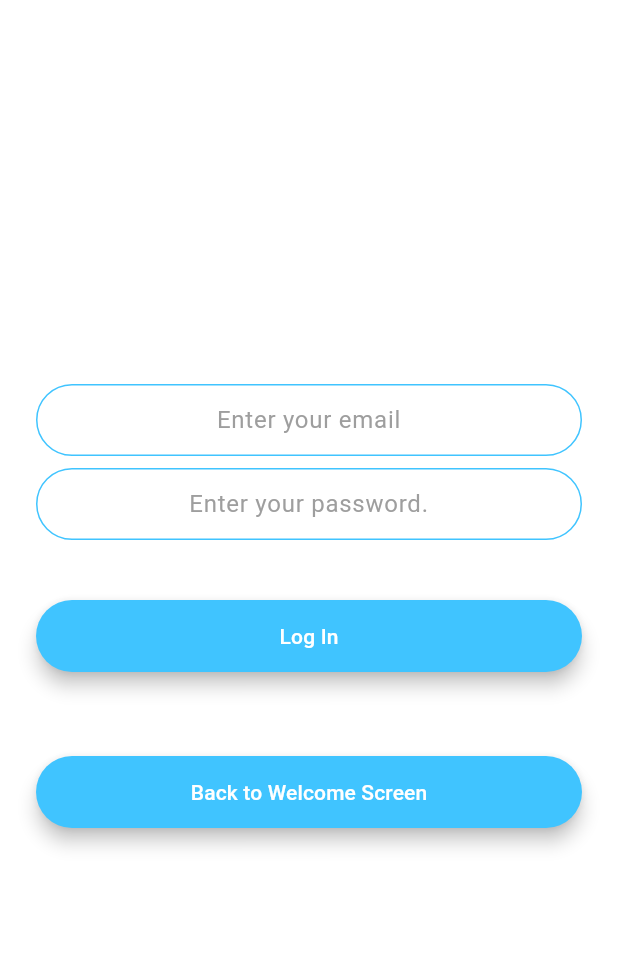
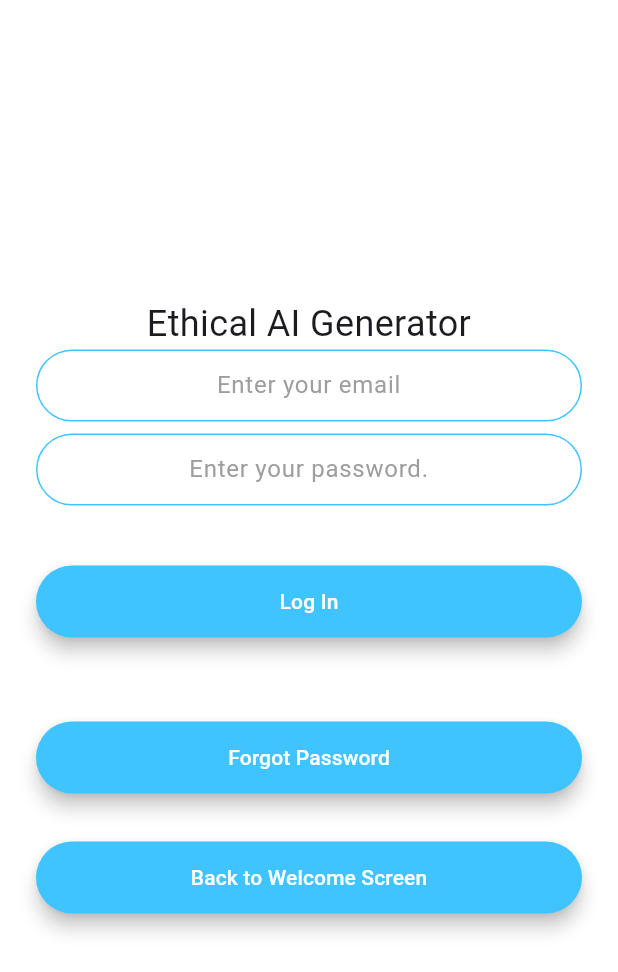
Before and after one commit to francescalamarca/ai_app_ethics, a Flutter app: the screen it shows after launch, after a tap on "Log In", on a phone screen of 412 x 824 dp. Shown: the top 972 px of the screen. Run offline on Flutter 3.47's test engine with Material 3 defaults, Android fonts, the phone set to English and light mode, and no system bars; drawn by our look-alikes of modal_progress_hud_nsn; our stand-ins replace device_preview, firebase_auth, firebase_core, flutter_dotenv; accounts and stored records are empty; network calls fail; statements that could not run were skipped.

Commit message:
added backgound, working on flow

```diff
--- /dev/null
+++ b/lib/forgot_password.dart
@@ -0,0 +1,96 @@
+import 'package:flutter/material.dart';
+import 'package:firebase_auth/firebase_auth.dart';
+import 'package:modal_progress_hud_nsn/modal_progress_hud_nsn.dart';
+import 'rounded_button.dart';
+
+const kTextFieldDecoration = InputDecoration(
+    hintText: 'Enter a value',
+    hintStyle: TextStyle(color: Colors.grey),
+    contentPadding: EdgeInsets.symmetric(vertical: 10.0, horizontal: 20.0),
+    border: OutlineInputBorder(
+      borderRadius: BorderRadius.all(Radius.circular(32.0)),
+    ),
+    enabledBorder: OutlineInputBorder(
+      borderSide: BorderSide(color: Colors.lightBlueAccent, width: 1.0),
+      borderRadius: BorderRadius.all(Radius.circular(32.0)),
+    ),
+    focusedBorder: OutlineInputBorder(
+      borderSide: BorderSide(color: Colors.lightBlueAccent, width: 2.0),
+      borderRadius: BorderRadius.all(Radius.circular(32.0)),
+    )
+  );
+
+class ForgotPassword extends StatefulWidget {
+  @override
+  _ForgotPasswordState createState() => _ForgotPasswordState();
+}
+
+class _ForgotPasswordState extends State<ForgotPassword> {
+  final _auth = FirebaseAuth.instance;
+  String email = '';
+  String password = '';
+  bool showSpinner = false;
+
+  @override
+  Widget build(BuildContext context) {
+    return Scaffold(
+      backgroundColor: Colors.white,
+      body: ModalProgressHUD(
+        inAsyncCall: showSpinner,
+        child: Padding(
+          padding: EdgeInsets.symmetric(horizontal: 24.0),
+          child: Column(
+            mainAxisAlignment: MainAxisAlignment.center,
+            crossAxisAlignment: CrossAxisAlignment.stretch,
+            children: <Widget>[
+              const Text(
+                'Ethical AI Generator',
+                textAlign: TextAlign.center,
+                style: TextStyle(fontSize: 24),
+                ),
+              TextField(
+                  keyboardType: TextInputType.emailAddress,
+                  textAlign: TextAlign.center,
+                  onChanged: (value) {
+                    email = value;
+                    //Do something with the user input.
+                  },
+                  decoration: kTextFieldDecoration.copyWith(
+                    hintText: 'Enter your email',
+                  )),
+              SizedBox(
+                height: 8.0,
+              ),
+              TextField(
+                // keyboardType: TextInputType.password,
+                textAlign: TextAlign.center,
+                onChanged: (value) {
+                    password = value;
+                    //Do something with the user input.
+                },
+                decoration: kTextFieldDecoration.copyWith(
+                    hintText: 'Enter NEW password',
+                )),
+                SizedBox(
+                  height: 24.0,
+                ),
+                RoundedButton(
+                    colour: Colors.lightBlueAccent,
+                    title: 'S',
+                    onPressed: () async {
+                      Navigator.pushReplacementNamed( //this will take the back button option away back at the home page
+                        context,
+                        'Submit',
+                        arguments: {
+                            //none  to pass
+                        },
+                      );
+                    },
+                ),
+            ],
+          ),
+        ),
+      ),
+    );
+  }
+}
--- a/lib/login_screen.dart
+++ b/lib/login_screen.dart
@@ -45,6 +45,11 @@ class _LoginScreenState extends State<LoginScreen> {
             mainAxisAlignment: MainAxisAlignment.center,
             crossAxisAlignment: CrossAxisAlignment.stretch,
             children: <Widget>[
+              const Text(
+                'Ethical AI Generator',
+                textAlign: TextAlign.center,
+                style: TextStyle(fontSize: 24),
+                ),
               TextField(
                   keyboardType: TextInputType.emailAddress,
                   textAlign: TextAlign.center,
@@ -90,9 +95,21 @@ class _LoginScreenState extends State<LoginScreen> {
                       showSpinner = false;
                     });
                   }),
-                SizedBox(
-                height: 24.0,
+                SizedBox(height: 24.0,),
+              RoundedButton(
+                  colour: Colors.lightBlueAccent,
+                  title: 'Forgot Password',
+                  onPressed: () async {
+                    Navigator.pushReplacementNamed( //this will take the back button option away back at the home page
+                      context,
+                      'Forgot Password',
+                      arguments: {
+                          //none  to pass
+                      },
+                    );
+                  },
               ),
+
               RoundedButton(
                   colour: Colors.lightBlueAccent,
                   title: 'Back to Welcome Screen',
--- a/lib/main.dart
+++ b/lib/main.dart
@@ -8,6 +8,7 @@ import 'login_screen.dart';
 import 'question_generator.dart';
 import 'results_screen.dart';
 import 'about_us_page.dart';
+import 'forgot_password.dart';
 import 'package:device_preview/device_preview.dart';
 import "package:http/http.dart" as http;
 import "dart:convert";
@@ -47,6 +48,7 @@ class MyApp extends StatelessWidget {
         'question_generator': (context) => QuestionGenerator(),
         'results_screen.dart': (context) => ResultsPage(),
         'about_us_page': (context) => AboutUsPage(title: "About Us"),
+        'forgot_password': (context) => ForgotPassword(),
       },
     );
   }
--- a/lib/question_generator.dart
+++ b/lib/question_generator.dart
@@ -51,7 +51,7 @@ class _QuestionGeneratorState extends State<QuestionGenerator> {
   Widget build(BuildContext context) {
     return Scaffold(
       appBar: AppBar(
-        title: const Text('Question Generator'),
+        title: const Text('Ethical AI Question Generator'),
         backgroundColor: const Color.fromARGB(255, 84, 156, 215),
       ),
       backgroundColor: Colors.white,
--- a/lib/registration_screen.dart
+++ b/lib/registration_screen.dart
@@ -44,6 +44,11 @@ class _RegistrationScreenState extends State<RegistrationScreen> {
             mainAxisAlignment: MainAxisAlignment.center,
             crossAxisAlignment: CrossAxisAlignment.stretch,
             children: <Widget>[
+              const Text(
+                'Ethical AI Generator',
+                textAlign: TextAlign.center,
+                style: TextStyle(fontSize: 30),
+                ),
               TextField(
                   keyboardType: TextInputType.emailAddress,
                   textAlign: TextAlign.center,
@@ -65,6 +70,11 @@ class _RegistrationScreenState extends State<RegistrationScreen> {
                   },
                   decoration: kTextFieldDecoration.copyWith(
                       hintText: 'Enter your Password')),
+              const Text(
+                'Password must be at least 6 characters.',
+                textAlign: TextAlign.center,
+                style: TextStyle(fontSize: 14),
+              ),
               SizedBox(
                 height: 24.0,
               ),
@@ -76,6 +86,10 @@ class _RegistrationScreenState extends State<RegistrationScreen> {
                     showSpinner = true;
                   });
                   try {
+                    if (email.isEmpty || password.isEmpty) {
+                      print('Email and password cannot be empty');
+                      return;
+                    }
                     final newUser = await _auth.createUserWithEmailAndPassword(
                         email: email, password: password);
                     if (newUser != null) {
--- a/lib/welcome_screen.dart
+++ b/lib/welcome_screen.dart
@@ -10,13 +10,27 @@ class _WelcomeScreenState extends State<WelcomeScreen> {
   @override
   Widget build(BuildContext context) {
     return Scaffold(
+
         backgroundColor: Colors.white,
-        body: Padding(
+        body: Container(
+          decoration: BoxDecoration(
+          image: DecorationImage(
+            image: AssetImage('assets/appBackground.jpeg'), // Your background image
+            fit: BoxFit.cover, // Make the background image cover the entire screen
+            ),
+          ),
           padding: EdgeInsets.symmetric(horizontal: 24.0),
           child: Column(
               mainAxisAlignment: MainAxisAlignment.center,
               crossAxisAlignment: CrossAxisAlignment.stretch,
               children: <Widget>[
+                const Text(
+                'Ethical AI Generator',
+                textAlign: TextAlign.center,
+                style: TextStyle(fontSize: 40, color: Colors.blueAccent),
+
+                ),
+                const SizedBox(height: 20),
                 RoundedButton(
                   colour: Colors.lightBlueAccent,
                   title: 'Log In',
@@ -25,11 +39,17 @@ class _WelcomeScreenState extends State<WelcomeScreen> {
                   },
                 ),
                 RoundedButton(
-                    colour: Colors.blueAccent,
+                    colour: Colors.lightBlueAccent,
                     title: 'Register',
                     onPressed: () {
                       Navigator.pushNamed(context, 'registration_screen');
                     }),
+                  RoundedButton(
+                    colour: Colors.blueAccent,
+                    title: 'Log In As Guest',
+                    onPressed: () {
+                      Navigator.pushReplacementNamed(context, 'home_screen');
+                  }),
               ]),
         ));
   }
```
Also changed, not shown: lib/home_screen.dart (+8 -4 lines), pubspec.yaml (+6 -5 lines), assets/appBackground.jpeg (added).
